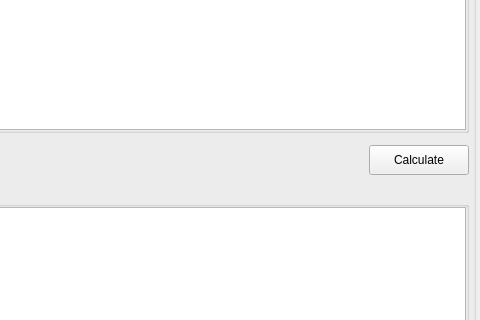
This is crypto-methods/gui/mainwindow.ui in vasilypht/crypto-methods as Qt 5 draws it before an edit; both pictures show x 472 to 952 and y 126 to 446 of the 952 by 576 pixel window. The edited form follows.
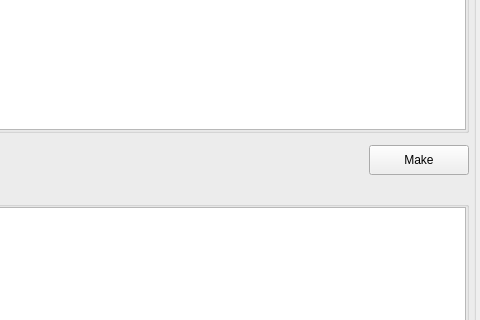
This is the edited form. The open tabs and pages were chosen to show the change.

```diff
--- a/crypto-methods/gui/mainwindow.ui
+++ b/crypto-methods/gui/mainwindow.ui
@@ -351,7 +351,7 @@
                  </size>
                 </property>
                 <property name="text">
-                 <string>Calculate</string>
+                 <string>Make</string>
                 </property>
                </widget>
               </item>
```
Left out of the diff: 34 changed lines with no effect on the pictures.
